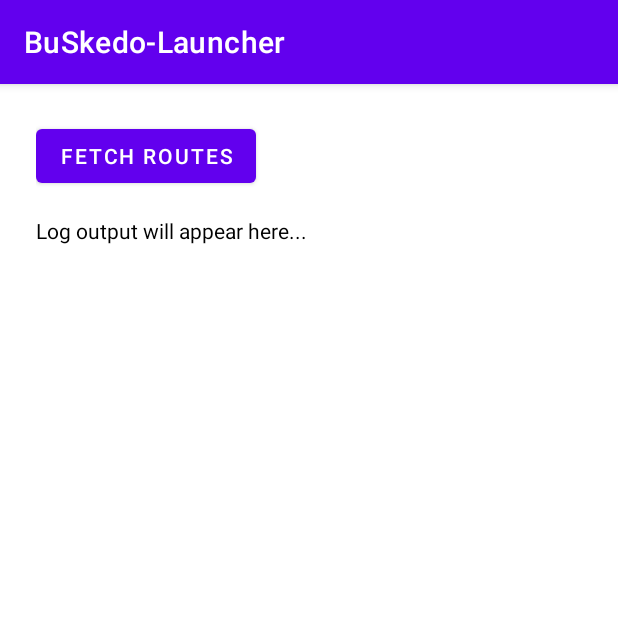
After one commit to jasonchriscodes/BusFlow-Launcher, an Android app: the GenerateATRouteActivity screen opened directly, with no data from a screen before it, on a phone screen of 412 x 824 dp, the top half of it. The commit adds this screen. Run offline under Robolectric (Android 15) with nearby library versions, the phone set to English and light mode, and no system bars.

Commit message:
chore: create GenerateATRouteActivity in Launcher

```diff
--- /dev/null
+++ b/app/src/main/java/com/jason/vlrs_launcher/GenerateATRouteActivity.kt
@@ -0,0 +1,66 @@
+package com.jason.vlrs_launcher
+
+import android.os.Bundle
+import android.util.Log
+import android.widget.Button
+import android.widget.TextView
+import androidx.appcompat.app.AppCompatActivity
+import androidx.lifecycle.lifecycleScope
+import kotlinx.coroutines.Dispatchers
+import kotlinx.coroutines.launch
+import kotlinx.coroutines.withContext
+import okhttp3.OkHttpClient
+import okhttp3.Request
+
+class GenerateATRouteActivity : AppCompatActivity() {
+
+    private val apiKey = "7f27b8830c8946ccb992b08355bd53dd"
+    private val baseUrl = "https://api.at.govt.nz/gtfs/v3/"
+    private val client = OkHttpClient()
+
+    override fun onCreate(savedInstanceState: Bundle?) {
+        super.onCreate(savedInstanceState)
+        setContentView(R.layout.activity_generate_at_route)
+
+        val fetchButton = findViewById<Button>(R.id.fetchRoutesButton)
+        val logOutput = findViewById<TextView>(R.id.logOutput)
+
+        fetchButton.setOnClickListener {
+            logOutput.text = "Fetching raw data from Auckland Transport...\n"
+            lifecycleScope.launch {
+                val result = fetchRawRoutes()
+                logOutput.append(result)
+            }
+        }
+    }
+
+    private suspend fun fetchRawRoutes(): String = withContext(Dispatchers.IO) {
+        val url = "${baseUrl}routes"
+        Log.d("AT_RAW", "Requesting: $url")
+
+        val request = Request.Builder()
+            .url(url)
+            .addHeader("Ocp-Apim-Subscription-Key", apiKey)
+            .addHeader("Accept", "application/json")
+            .build()
+
+        try {
+            val response = client.newCall(request).execute()
+            val rawJson = response.body?.string()
+
+            if (!response.isSuccessful || rawJson.isNullOrEmpty()) {
+                val errorMsg = "API error ${response.code}: ${rawJson ?: "Empty response"}"
+                Log.e("AT_RAW", errorMsg)
+                return@withContext errorMsg
+            }
+
+            Log.d("AT_RAW", rawJson)
+            return@withContext rawJson
+
+        } catch (e: Exception) {
+            val exceptionMsg = "Exception: ${e.localizedMessage}"
+            Log.e("AT_RAW", exceptionMsg, e)
+            return@withContext exceptionMsg
+        }
+    }
+}
--- a/app/src/main/java/com/jason/vlrs_launcher/LauncherActivity.kt
+++ b/app/src/main/java/com/jason/vlrs_launcher/LauncherActivity.kt
@@ -97,6 +97,12 @@ class LauncherActivity : AppCompatActivity() {
         val thingsboardDashboardLink = findViewById<ImageView>(R.id.thingsboardDashboardLink)
         thingsboardDashboardLink.setOnClickListener {
             openThingsboardDashboard()
+        }
+
+        val generateATRouteLink = findViewById<ImageView>(R.id.generateATRouteLink)
+        generateATRouteLink.setOnClickListener {
+            val intent = Intent(this, GenerateATRouteActivity::class.java)
+            startActivity(intent)
         }
 
         val createRouteAppLink = findViewById<ImageView>(R.id.createRouteAppLink)
--- /dev/null
+++ b/app/src/main/res/layout/activity_generate_at_route.xml
@@ -0,0 +1,29 @@
+<?xml version="1.0" encoding="utf-8"?>
+<ScrollView xmlns:android="http://schemas.android.com/apk/res/android"
+    android:id="@+id/scrollView"
+    android:layout_width="match_parent"
+    android:layout_height="match_parent"
+    android:padding="24dp">
+
+    <LinearLayout
+        android:id="@+id/linearLayout"
+        android:layout_width="match_parent"
+        android:layout_height="wrap_content"
+        android:orientation="vertical">
+
+        <Button
+            android:id="@+id/fetchRoutesButton"
+            android:layout_width="wrap_content"
+            android:layout_height="wrap_content"
+            android:text="Fetch Routes" />
+
+        <TextView
+            android:id="@+id/logOutput"
+            android:layout_width="match_parent"
+            android:layout_height="wrap_content"
+            android:layout_marginTop="16dp"
+            android:text="Log output will appear here..."
+            android:textSize="14sp"
+            android:textColor="#000000" />
+    </LinearLayout>
+</ScrollView>
```
Also changed, not shown: app/src/main/res/layout/activity_launcher_screen.xml (+19 -3 lines), app/src/main/res/drawable/ic_at_logo_no_bag.png (added).
